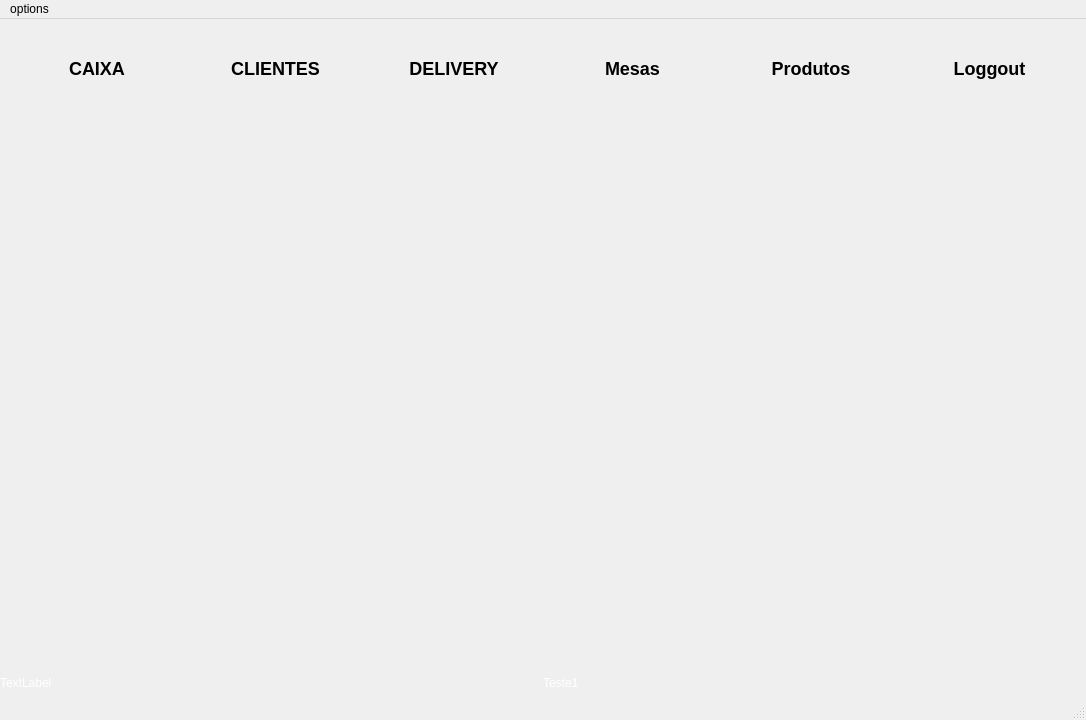
Before: the Qt Designer form desktop/telas/unique.ui in hnmcano/unique, drawn with Qt 5.
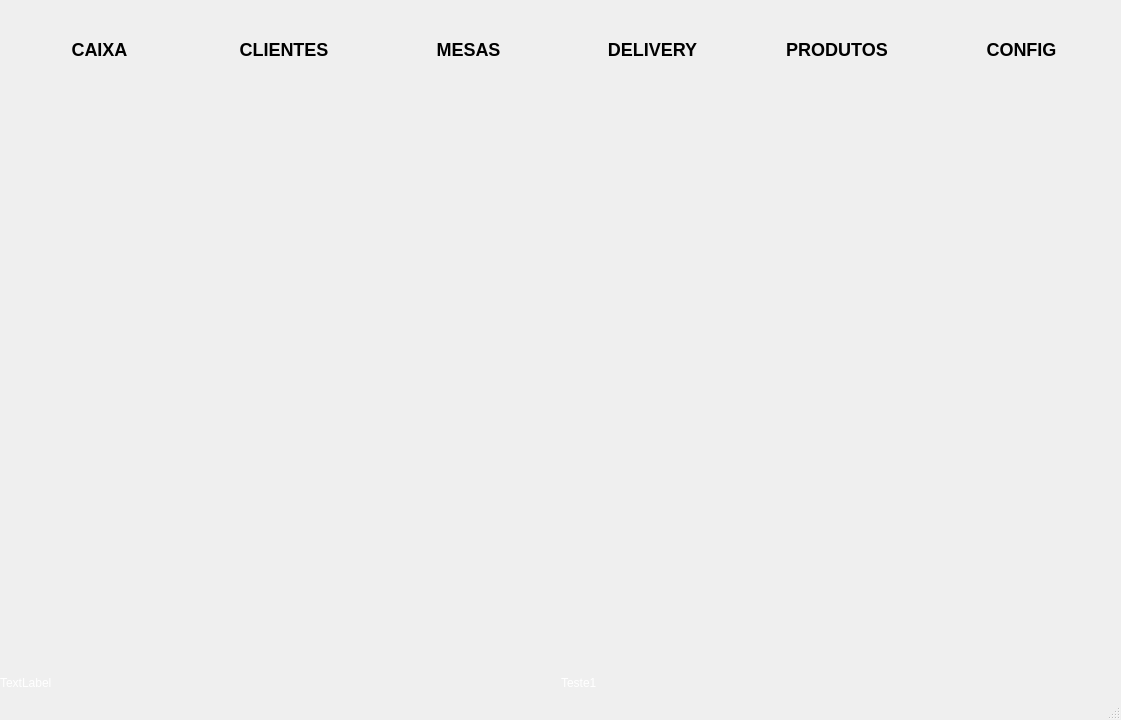
After: the same form once the commit is applied. Icons and pictures are not drawn.

Commit message: Ajuste de Mesa

Diff of the .ui file:
```diff
--- a/desktop/telas/unique.ui
+++ b/desktop/telas/unique.ui
@@ -9,7 +9,7 @@
    <rect>
     <x>0</x>
     <y>0</y>
-    <width>1086</width>
+    <width>1121</width>
     <height>720</height>
    </rect>
   </property>
@@ -156,6 +156,36 @@
          </property>
         </widget>
        </item>
+       <item>
+        <widget class="QPushButton" name="btn_mesas">
+         <property name="styleSheet">
+          <string notr="true"/>
+         </property>
+         <property name="text">
+          <string>MESAS</string>
+         </property>
+         <property name="icon">
+          <iconset>
+           <selectedon>:/unique/pedir-comida.png</selectedon>
+          </iconset>
+         </property>
+         <property name="iconSize">
+          <size>
+           <width>45</width>
+           <height>45</height>
+          </size>
+         </property>
+         <property name="autoDefault">
+          <bool>true</bool>
+         </property>
+         <property name="default">
+          <bool>true</bool>
+         </property>
+         <property name="flat">
+          <bool>true</bool>
+         </property>
+        </widget>
+       </item>
        <item>
         <widget class="QPushButton" name="btn_delivery">
          <property name="styleSheet">
@@ -186,43 +216,13 @@
          </property>
         </widget>
        </item>
-       <item>
-        <widget class="QPushButton" name="btn_mesas">
-         <property name="styleSheet">
-          <string notr="true"/>
-         </property>
-         <property name="text">
-          <string>Mesas</string>
-         </property>
-         <property name="icon">
-          <iconset>
-           <selectedon>:/unique/pedir-comida.png</selectedon>
-          </iconset>
-         </property>
-         <property name="iconSize">
-          <size>
-           <width>45</width>
-           <height>45</height>
-          </size>
-         </property>
-         <property name="autoDefault">
-          <bool>true</bool>
-         </property>
-         <property name="default">
-          <bool>true</bool>
-         </property>
-         <property name="flat">
-          <bool>true</bool>
-         </property>
-        </widget>
-       </item>
        <item>
         <widget class="QPushButton" name="btn_produtos">
          <property name="styleSheet">
           <string notr="true"/>
          </property>
          <property name="text">
-          <string>Produtos</string>
+          <string>PRODUTOS</string>
          </property>
          <property name="icon">
           <iconset>
@@ -252,7 +252,7 @@
           <string notr="true"/>
          </property>
          <property name="text">
-          <string>Loggout</string>
+          <string>CONFIG</string>
          </property>
          <property name="icon">
           <iconset>
@@ -379,19 +379,10 @@
     <rect>
      <x>0</x>
      <y>0</y>
-     <width>1086</width>
+     <width>1121</width>
      <height>33</height>
     </rect>
    </property>
-   <widget class="QMenu" name="menuOPERACIONAL">
-    <property name="title">
-     <string>options</string>
-    </property>
-    <addaction name="estabelecimento"/>
-    <addaction name="catalago"/>
-    <addaction name="configuracoes"/>
-   </widget>
-   <addaction name="menuOPERACIONAL"/>
   </widget>
   <widget class="QStatusBar" name="statusbar"/>
   <action name="estabelecimento">
```
Left out of the diff: 2 changed lines with no effect on the pictures. The commit also changes 23 other files.
